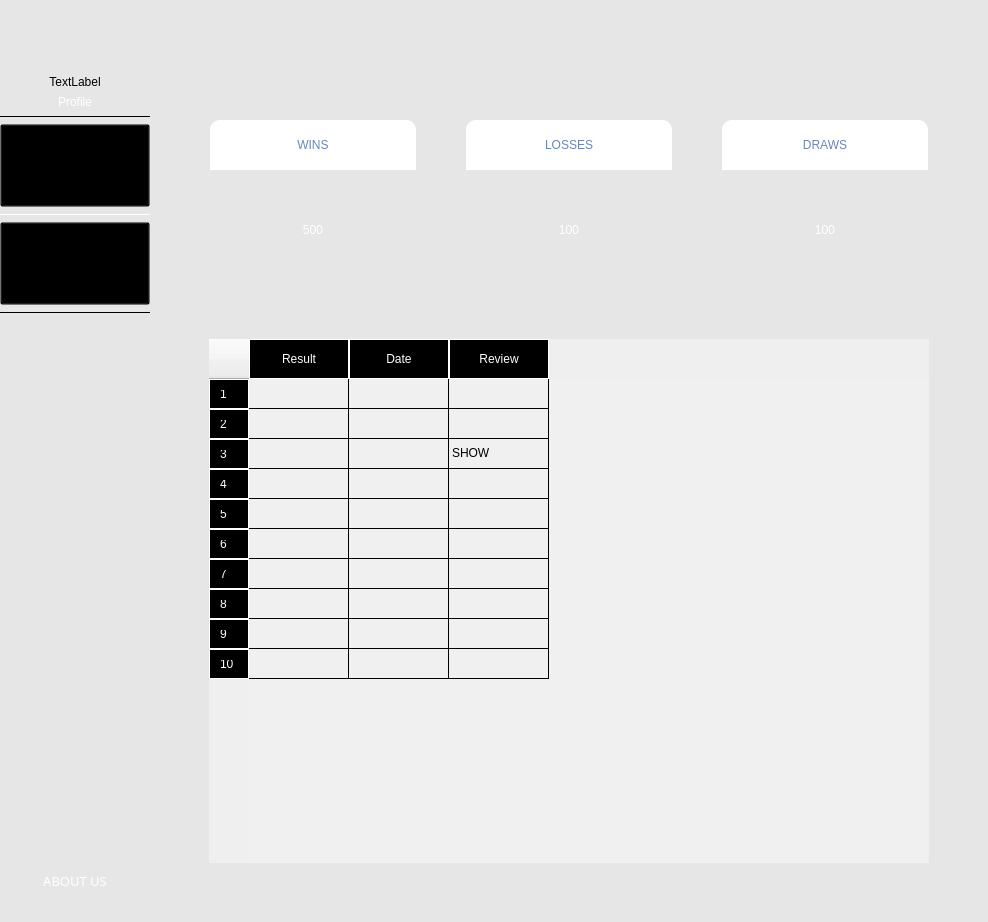
First picture: the form in Packet_Versions/Packet1/secdialog.ui, repository ameerlouly/TicTacToe_Embedded2027, before the edit.
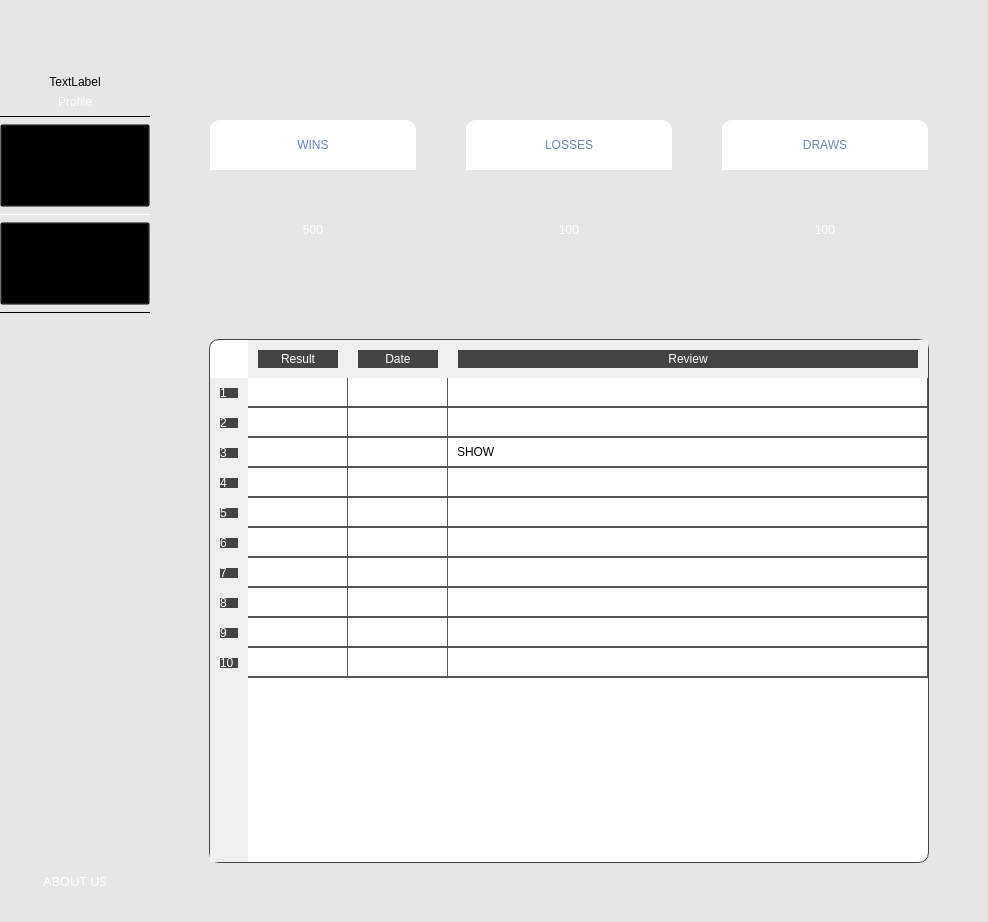
Second picture: the form after the edit. Icons and pictures are not drawn.

What changed in the file:
```diff
--- a/Packet_Versions/Packet1/secdialog.ui
+++ b/Packet_Versions/Packet1/secdialog.ui
@@ -2785,6 +2785,12 @@
            <layout class="QVBoxLayout" name="verticalLayout_12">
             <item>
              <widget class="QTableWidget" name="historyTable">
+              <property name="sizePolicy">
+               <sizepolicy hsizetype="Expanding" vsizetype="Expanding">
+                <horstretch>0</horstretch>
+                <verstretch>0</verstretch>
+               </sizepolicy>
+              </property>
               <property name="sizeIncrement">
                <size>
                 <width>0</width>
@@ -2792,42 +2798,100 @@
                </size>
               </property>
               <property name="styleSheet">
-               <string notr="true">QTableWidget
- {
-    background-color: #f0f0f0;
-    gridline-color: black;
+               <string notr="true">QTableWidget 
+{
+    background-color: White;
+    color: black;
+   	gridline-color: #555555;
+    border-radius: 10px;
+    border: 1px solid #444444;
+	font: 200 10pt &quot;Montserrat&quot;;
 }
 
 QHeaderView::section
+ {
+    background-color: #444444;
+    color: #FFFFFF;
+    margin: 10px;
+    font-size: 700 14px &quot;Montserrat&quot;;
+	border-radius: 10px;
+}
+
+QTableWidget::item
+ {
+    padding: 6px;
+    border-bottom: 1px solid #555555;
+}
+
+QTableWidget::item:selected 
 {
-	font: 400 9pt &quot;Montserrat&quot;;
-    background-color: black;
-    color: white;
-	padding: 10px;
-    border:1px  solid white;
+    background-color: #555555;
+    color: #FFD700;
+}
+
+QTableCornerButton::section
+ {
+    background-color: rgba(0, 0, 0,  0);
+	border: none;
 }</string>
               </property>
               <property name="frameShape">
                <enum>QFrame::Shape::NoFrame</enum>
               </property>
               <property name="frameShadow">
-               <enum>QFrame::Shadow::Sunken</enum>
+               <enum>QFrame::Shadow::Plain</enum>
               </property>
               <property name="lineWidth">
-               <number>1</number>
+               <number>0</number>
               </property>
               <property name="textElideMode">
                <enum>Qt::TextElideMode::ElideMiddle</enum>
               </property>
+              <property name="showGrid">
+               <bool>true</bool>
+              </property>
               <property name="gridStyle">
                <enum>Qt::PenStyle::SolidLine</enum>
               </property>
               <property name="sortingEnabled">
                <bool>false</bool>
               </property>
+              <property name="wordWrap">
+               <bool>true</bool>
+              </property>
+              <property name="cornerButtonEnabled">
+               <bool>true</bool>
+              </property>
+              <attribute name="horizontalHeaderVisible">
+               <bool>true</bool>
+              </attribute>
+              <attribute name="horizontalHeaderCascadingSectionResizes">
+               <bool>false</bool>
+              </attribute>
               <attribute name="horizontalHeaderMinimumSectionSize">
                <number>36</number>
               </attribute>
+              <attribute name="horizontalHeaderShowSortIndicator" stdset="0">
+               <bool>false</bool>
+              </attribute>
+              <attribute name="horizontalHeaderStretchLastSection">
+               <bool>true</bool>
+              </attribute>
+              <attribute name="verticalHeaderVisible">
+               <bool>true</bool>
+              </attribute>
+              <attribute name="verticalHeaderCascadingSectionResizes">
+               <bool>true</bool>
+              </attribute>
+              <attribute name="verticalHeaderHighlightSections">
+               <bool>true</bool>
+              </attribute>
+              <attribute name="verticalHeaderShowSortIndicator" stdset="0">
+               <bool>false</bool>
+              </attribute>
+              <attribute name="verticalHeaderStretchLastSection">
+               <bool>false</bool>
+              </attribute>
               <row/>
               <row/>
               <row/>
```
